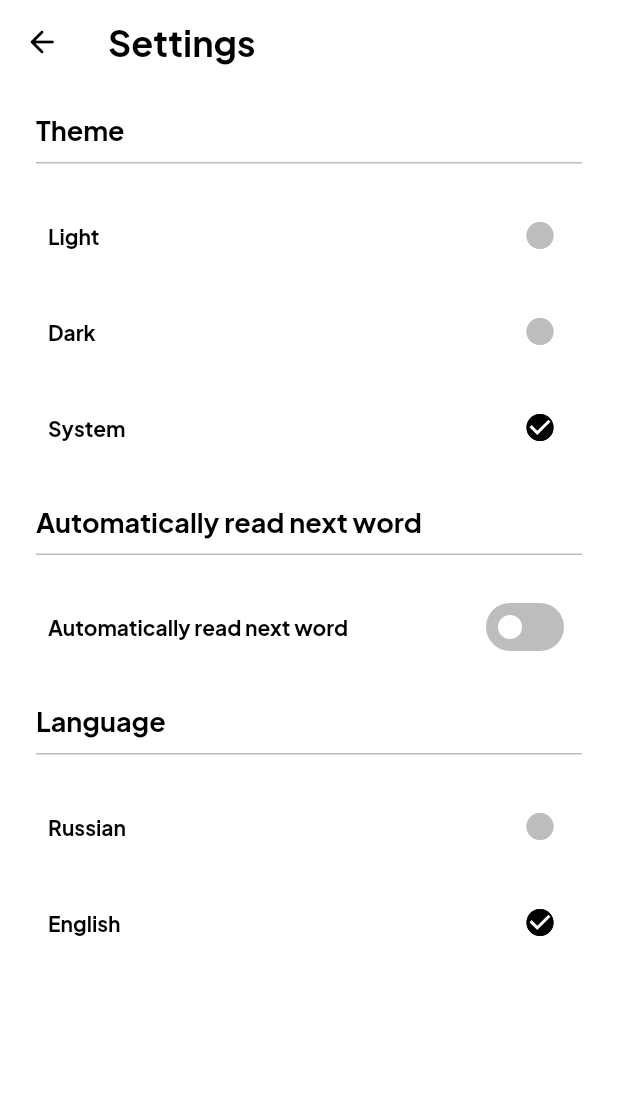
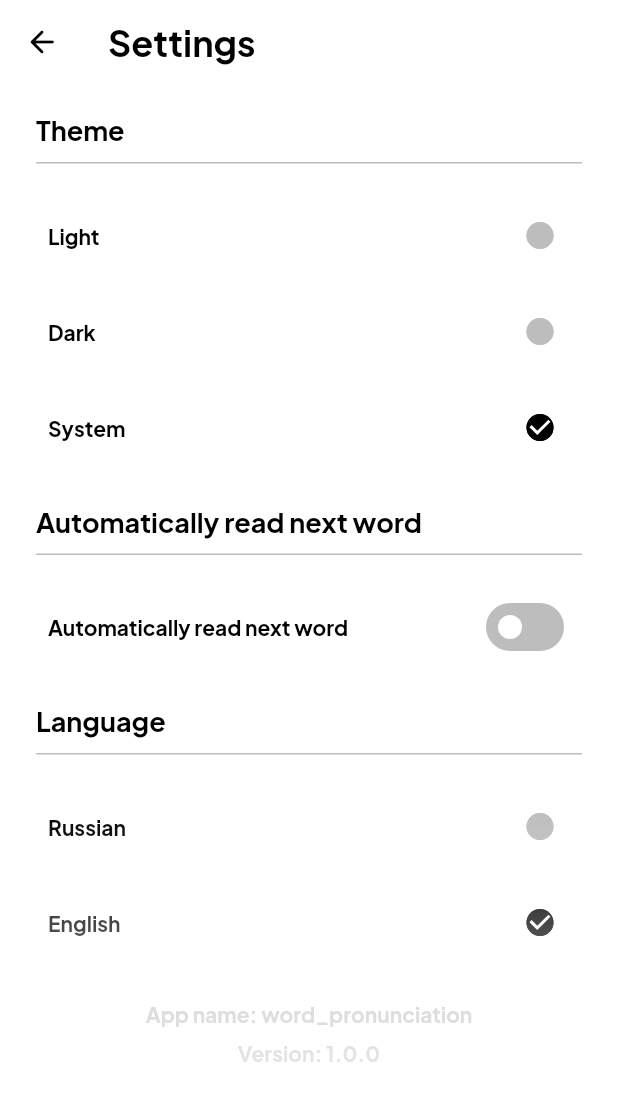
Before and after one commit to shizopudge/word-pronunciation, a Flutter app: the AppSettingsPage screen opened directly, on a phone screen of 412 x 824 dp. Shown: the top 1101 px of the screen. Run offline on Flutter 3.47's test engine with Material 3 defaults, Android fonts, the phone set to English and light mode, and no system bars; our stand-ins replace avatar_glow, connectivity_plus, dio, equatable, firebase_analytics, firebase_core and 12 more; accounts and stored records are empty; generated files the repository leaves out were written again; network calls fail.

Commit message:
almost x4 AHAHAHHAHAHHAHA

```diff
--- a/lib/src/core/l10n/app_en.arb
+++ b/lib/src/core/l10n/app_en.arb
@@ -65,5 +65,6 @@
   "automaticallyReadNextWord": "Automatically read next word",
   "language": "Language",
   "russian": "Russian",
-  "english": "English"
+  "english": "English",
+  "version": "Version"
 }
--- a/lib/src/core/l10n/app_ru.arb
+++ b/lib/src/core/l10n/app_ru.arb
@@ -65,5 +65,6 @@
   "automaticallyReadNextWord": "Автоматически получать следующее слово",
   "language": "Язык",
   "russian": "Русский",
-  "english": "Английский"
+  "english": "Английский",
+  "version": "Версия"
 }
--- a/lib/src/features/app_settings/presentation/app_settings_page.dart
+++ b/lib/src/features/app_settings/presentation/app_settings_page.dart
@@ -1,4 +1,5 @@
 import 'package:flutter/material.dart';
+import 'package:package_info_plus/package_info_plus.dart';
 import 'package:word_pronunciation/src/core/extensions/extensions.dart';
 import 'package:word_pronunciation/src/core/ui_kit/ui_kit.dart';
 import 'package:word_pronunciation/src/features/app_settings/presentation/widgets/widgets.dart';
@@ -76,6 +77,74 @@ class AppSettingsPage extends StatelessWidget {
                 ),
               ),
 
+              // Версия приложения
+              SliverToBoxAdapter(
+                child: FutureBuilder(
+                  future: PackageInfo.fromPlatform(),
+                  builder: (context, snapshot) {
+                    late final Widget child;
+                    String? versionText;
+                    String? appName;
+
+                    final hasError = snapshot.hasError;
+
+                    if (hasError) {
+                      versionText = '${context.localization.version}: unknown';
+                      appName = 'Unknown';
+                    } else {
+                      final data = snapshot.data;
+
+                      if (data == null) {
+                        child = const Padding(
+                          padding: EdgeInsets.only(top: 16),
+                          child: PrimaryLoadingIndicator(),
+                        );
+                      } else {
+                        versionText =
+                            '${context.localization.version}: ${data.version}';
+                        appName = data.appName;
+                      }
+                    }
+
+                    if (versionText != null) {
+                      child = Padding(
+                        padding: const EdgeInsets.only(
+                          top: 16,
+                          left: 32,
+                          right: 32,
+                        ),
+                        child: Column(
+                          mainAxisSize: MainAxisSize.min,
+                          children: [
+                            Text(
+                              'App name: $appName',
+                              textAlign: TextAlign.center,
+                              style:
+                                  context.theme.textTheme.bodyMedium?.copyWith(
+                                color: context.theme.colors.grey,
+                              ),
+                            ),
+                            Text(
+                              versionText,
+                              textAlign: TextAlign.center,
+                              style:
+                                  context.theme.textTheme.bodyMedium?.copyWith(
+                                color: context.theme.colors.grey,
+                              ),
+                            ),
+                          ],
+                        ),
+                      );
+                    }
+
+                    return AnimatedSwitcher(
+                      duration: Durations.short4,
+                      child: child,
+                    );
+                  },
+                ),
+              ),
+
               // Отступ снизу
               SliverPadding(
                 padding: EdgeInsets.only(
--- a/pubspec.yaml
+++ b/pubspec.yaml
@@ -1,5 +1,5 @@
 name: word_pronunciation
-description: "a word pronunciation app"
+description: "an app for pronunciation of words."
 publish_to: 'none'
 version: 1.0.0
 homepage: https://github.com/shizopudge/word-pronunciation
@@ -51,6 +51,7 @@ dependencies:
   permission_handler: ^11.3.0
   path: ^1.8.3
   google_mlkit_translation: ^0.9.0
+  package_info_plus: ^6.0.0
 
   # Check Connect status
   connectivity_plus: ^4.0.2
```
Also changed, not shown: 16 other files.
